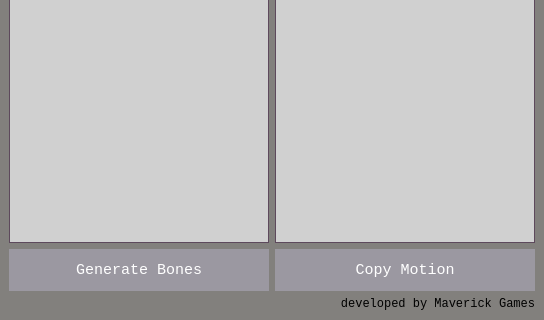
Above: uidef/Biped2Bone.ui from minuJeong/yorick_biped2bone before the change; both pictures show x 0 to 544 and y 375 to 695 of the 544 by 695 pixel window. Below: the same form after it.
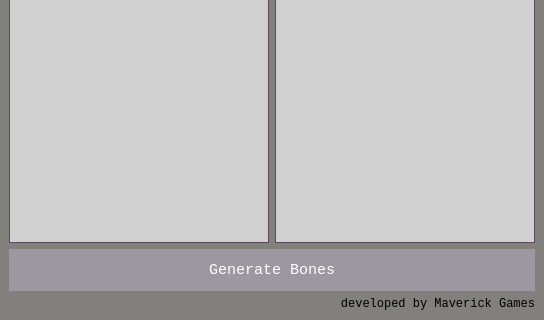
That is the form after the change. Icons and pictures are not drawn.

Commit message: fixed some concepts for refactoring remove copy motion button and copy motion by default this works now, but it's baking all frames. should optimize more.

The edit to the form file:
```diff
--- a/uidef/Biped2Bone.ui
+++ b/uidef/Biped2Bone.ui
@@ -4007,346 +4007,6 @@
           </property>
          </widget>
         </item>
-        <item>
-         <widget class="QPushButton" name="b_CopyMotions">
-          <property name="sizePolicy">
-           <sizepolicy hsizetype="Expanding" vsizetype="Fixed">
-            <horstretch>0</horstretch>
-            <verstretch>0</verstretch>
-           </sizepolicy>
-          </property>
-          <property name="minimumSize">
-           <size>
-            <width>0</width>
-            <height>42</height>
-           </size>
-          </property>
-          <property name="palette">
-           <palette>
-            <active>
-             <colorrole role="WindowText">
-              <brush brushstyle="SolidPattern">
-               <color alpha="255">
-                <red>255</red>
-                <green>255</green>
-                <blue>255</blue>
-               </color>
-              </brush>
-             </colorrole>
-             <colorrole role="Button">
-              <brush brushstyle="SolidPattern">
-               <color alpha="255">
-                <red>20</red>
-                <green>13</green>
-                <blue>29</blue>
-               </color>
-              </brush>
-             </colorrole>
-             <colorrole role="Light">
-              <brush brushstyle="SolidPattern">
-               <color alpha="255">
-                <red>30</red>
-                <green>19</green>
-                <blue>43</blue>
-               </color>
-              </brush>
-             </colorrole>
-             <colorrole role="Midlight">
-              <brush brushstyle="SolidPattern">
-               <color alpha="255">
-                <red>25</red>
-                <green>16</green>
-                <blue>36</blue>
-               </color>
-              </brush>
-             </colorrole>
-             <colorrole role="Dark">
-              <brush brushstyle="SolidPattern">
-               <color alpha="255">
-                <red>10</red>
-                <green>6</green>
-                <blue>14</blue>
-               </color>
-              </brush>
-             </colorrole>
-             <colorrole role="Mid">
-              <brush brushstyle="SolidPattern">
-               <color alpha="255">
-                <red>13</red>
-                <green>8</green>
-                <blue>19</blue>
-               </color>
-              </brush>
-             </colorrole>
-             <colorrole role="Text">
-              <brush brushstyle="SolidPattern">
-               <color alpha="255">
-                <red>255</red>
-                <green>255</green>
-                <blue>255</blue>
-               </color>
-              </brush>
-             </colorrole>
-             <colorrole role="ButtonText">
-              <brush brushstyle="SolidPattern">
-               <color alpha="255">
-                <red>255</red>
-                <green>255</green>
-                <blue>255</blue>
-               </color>
-              </brush>
-             </colorrole>
-             <colorrole role="Base">
-              <brush brushstyle="SolidPattern">
-               <color alpha="255">
-                <red>0</red>
-                <green>0</green>
-                <blue>0</blue>
-               </color>
-              </brush>
-             </colorrole>
-             <colorrole role="Window">
-              <brush brushstyle="SolidPattern">
-               <color alpha="255">
-                <red>20</red>
-                <green>13</green>
-                <blue>29</blue>
-               </color>
-              </brush>
-             </colorrole>
-             <colorrole role="AlternateBase">
-              <brush brushstyle="SolidPattern">
-               <color alpha="255">
-                <red>10</red>
-                <green>6</green>
-                <blue>14</blue>
-               </color>
-              </brush>
-             </colorrole>
-            </active>
-            <inactive>
-             <colorrole role="WindowText">
-              <brush brushstyle="SolidPattern">
-               <color alpha="255">
-                <red>255</red>
-                <green>255</green>
-                <blue>255</blue>
-               </color>
-              </brush>
-             </colorrole>
-             <colorrole role="Button">
-              <brush brushstyle="SolidPattern">
-               <color alpha="255">
-                <red>155</red>
-                <green>152</green>
-                <blue>161</blue>
-               </color>
-              </brush>
-             </colorrole>
-             <colorrole role="Light">
-              <brush brushstyle="SolidPattern">
-               <color alpha="255">
-                <red>30</red>
-                <green>19</green>
-                <blue>43</blue>
-               </color>
-              </brush>
-             </colorrole>
-             <colorrole role="Midlight">
-              <brush brushstyle="SolidPattern">
-               <color alpha="255">
-                <red>25</red>
-                <green>16</green>
-                <blue>36</blue>
-               </color>
-              </brush>
-             </colorrole>
-             <colorrole role="Dark">
-              <brush brushstyle="SolidPattern">
-               <color alpha="255">
-                <red>10</red>
-                <green>6</green>
-                <blue>14</blue>
-               </color>
-              </brush>
-             </colorrole>
-             <colorrole role="Mid">
-              <brush brushstyle="SolidPattern">
-               <color alpha="255">
-                <red>13</red>
-                <green>8</green>
-                <blue>19</blue>
-               </color>
-              </brush>
-             </colorrole>
-             <colorrole role="Text">
-              <brush brushstyle="SolidPattern">
-               <color alpha="255">
-                <red>255</red>
-                <green>255</green>
-                <blue>255</blue>
-               </color>
-              </brush>
-             </colorrole>
-             <colorrole role="ButtonText">
-              <brush brushstyle="SolidPattern">
-               <color alpha="255">
-                <red>255</red>
-                <green>255</green>
-                <blue>255</blue>
-               </color>
-              </brush>
-             </colorrole>
-             <colorrole role="Base">
-              <brush brushstyle="SolidPattern">
-               <color alpha="255">
-                <red>0</red>
-                <green>0</green>
-                <blue>0</blue>
-               </color>
-              </brush>
-             </colorrole>
-             <colorrole role="Window">
-              <brush brushstyle="SolidPattern">
-               <color alpha="255">
-                <red>20</red>
-                <green>13</green>
-                <blue>29</blue>
-               </color>
-              </brush>
-             </colorrole>
-             <colorrole role="AlternateBase">
-              <brush brushstyle="SolidPattern">
-               <color alpha="255">
-                <red>10</red>
-                <green>6</green>
-                <blue>14</blue>
-               </color>
-              </brush>
-             </colorrole>
-            </inactive>
-            <disabled>
-             <colorrole role="WindowText">
-              <brush brushstyle="SolidPattern">
-               <color alpha="255">
-                <red>10</red>
-                <green>6</green>
-                <blue>14</blue>
-               </color>
-              </brush>
-             </colorrole>
-             <colorrole role="Button">
-              <brush brushstyle="SolidPattern">
-               <color alpha="255">
-                <red>127</red>
-                <green>127</green>
-                <blue>127</blue>
-               </color>
-              </brush>
-             </colorrole>
-             <colorrole role="Light">
-              <brush brushstyle="SolidPattern">
-               <color alpha="255">
-                <red>30</red>
-                <green>19</green>
-                <blue>43</blue>
-               </color>
-              </brush>
-             </colorrole>
-             <colorrole role="Midlight">
-              <brush brushstyle="SolidPattern">
-               <color alpha="255">
-                <red>25</red>
-                <green>16</green>
-                <blue>36</blue>
-               </color>
-              </brush>
-             </colorrole>
-             <colorrole role="Dark">
-              <brush brushstyle="SolidPattern">
-               <color alpha="255">
-                <red>10</red>
-                <green>6</green>
-                <blue>14</blue>
-               </color>
-              </brush>
-             </colorrole>
-             <colorrole role="Mid">
-              <brush brushstyle="SolidPattern">
-               <color alpha="255">
-                <red>13</red>
-                <green>8</green>
-                <blue>19</blue>
-               </color>
-              </brush>
-             </colorrole>
-             <colorrole role="Text">
-              <brush brushstyle="SolidPattern">
-               <color alpha="255">
-                <red>10</red>
-                <green>6</green>
-                <blue>14</blue>
-               </color>
-              </brush>
-             </colorrole>
-             <colorrole role="ButtonText">
-              <brush brushstyle="SolidPattern">
-               <color alpha="255">
-                <red>109</red>
-                <green>102</green>
-                <blue>109</blue>
-               </color>
-              </brush>
-             </colorrole>
-             <colorrole role="Base">
-              <brush brushstyle="SolidPattern">
-               <color alpha="255">
-                <red>20</red>
-                <green>13</green>
-                <blue>29</blue>
-               </color>
-              </brush>
-             </colorrole>
-             <colorrole role="Window">
-              <brush brushstyle="SolidPattern">
-               <color alpha="255">
-                <red>20</red>
-                <green>13</green>
-                <blue>29</blue>
-               </color>
-              </brush>
-             </colorrole>
-             <colorrole role="AlternateBase">
-              <brush brushstyle="SolidPattern">
-               <color alpha="255">
-                <red>20</red>
-                <green>13</green>
-                <blue>29</blue>
-               </color>
-              </brush>
-             </colorrole>
-            </disabled>
-           </palette>
-          </property>
-          <property name="font">
-           <font>
-            <family>Consolas</family>
-            <pointsize>11</pointsize>
-            <weight>50</weight>
-            <bold>false</bold>
-           </font>
-          </property>
-          <property name="autoFillBackground">
-           <bool>true</bool>
-          </property>
-          <property name="text">
-           <string>Copy Motion</string>
-          </property>
-          <property name="flat">
-           <bool>true</bool>
-          </property>
-         </widget>
-        </item>
        </layout>
       </item>
       <item>
```
Left out of the diff: 9 changed lines with no effect on the pictures. The commit also changes 4 other files.
